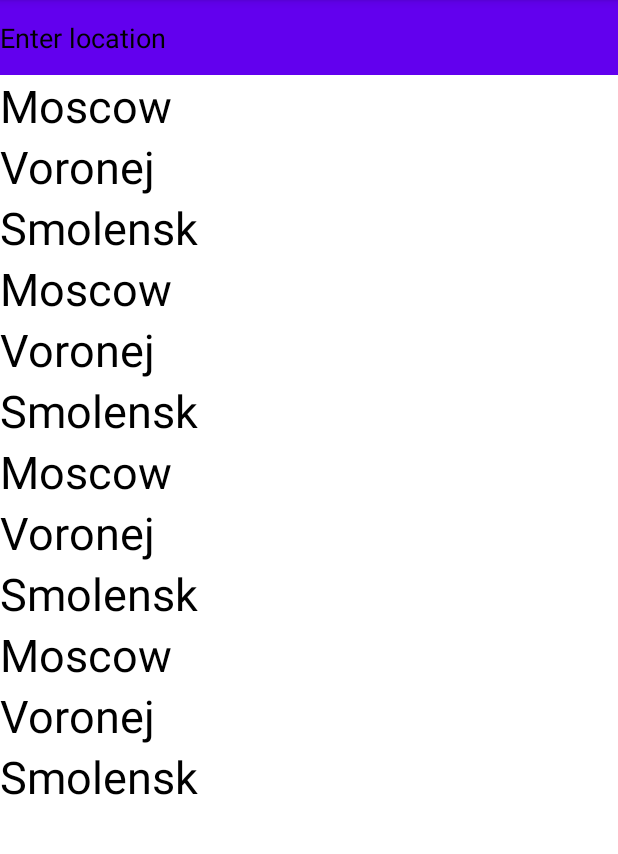
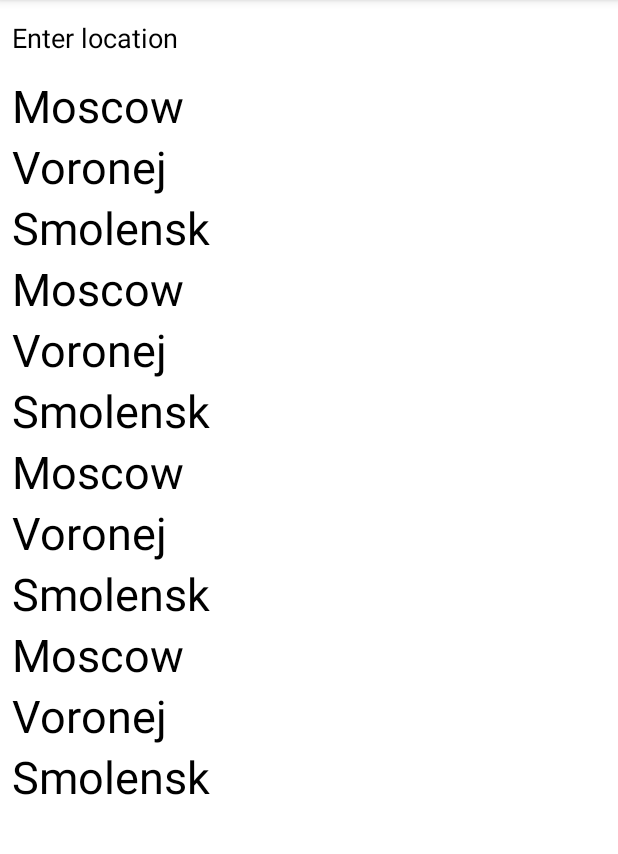
Before and after one commit to Donolaktys/AndroidBase_25.04.20, an Android app: the LocationActivity screen opened directly, with no data from a screen before it, on a phone screen of 412 x 824 dp, the part 84-938 px from its top. Run offline under Robolectric (Android 15) with nearby library versions, the phone set to English and light mode, and no system bars.

Commit message:
Замена на TextInput в выборе города

```diff
--- a/app/src/main/res/layout/activity_location.xml
+++ b/app/src/main/res/layout/activity_location.xml
@@ -6,10 +6,14 @@
     android:layout_height="match_parent"
     android:background="@color/backGr">
 
-    <EditText
+    <com.google.android.material.textfield.TextInputEditText
         android:id="@+id/enterLocation"
         android:layout_width="match_parent"
         android:layout_height="50dp"
+        android:layout_marginEnd="8dp"
+        android:layout_marginStart="8dp"
+        android:layout_marginBottom="8dp"
+        app:hintAnimationEnabled="false"
         android:hint="@string/hintLocation"
         android:inputType="textPersonName"
         android:lines="1"
@@ -17,7 +21,7 @@
         android:singleLine="true"
         android:textColor="@color/textColor"
         android:textColorHint="@color/textColor"
-        android:background="@color/colorPrimary"
+        android:background="@color/backGr"
         app:layout_constraintEnd_toEndOf="parent"
         app:layout_constraintStart_toStartOf="parent"
         app:layout_constraintTop_toTopOf="parent" />
@@ -26,6 +30,8 @@
         android:id="@+id/viewCities"
         android:layout_width="match_parent"
         android:layout_height="match_parent"
+        android:layout_marginEnd="8dp"
+        android:layout_marginStart="8dp"
         android:layout_marginTop="50dp"
         app:layout_constraintBottom_toBottomOf="parent"
         app:layout_constraintEnd_toEndOf="parent"
```
